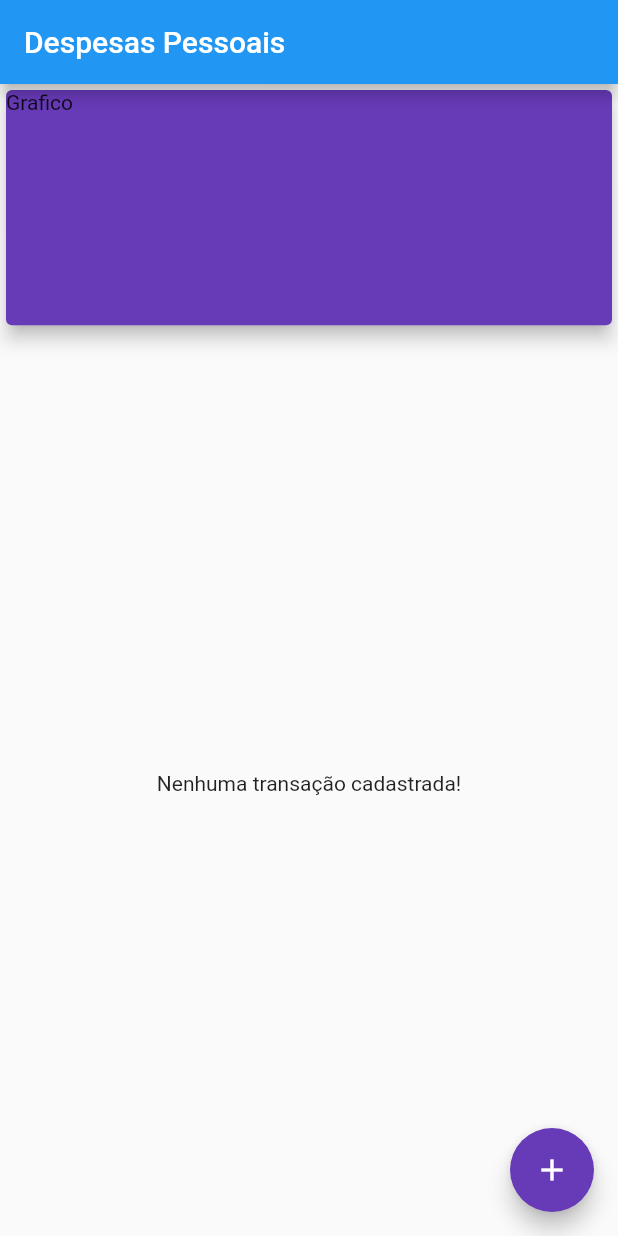
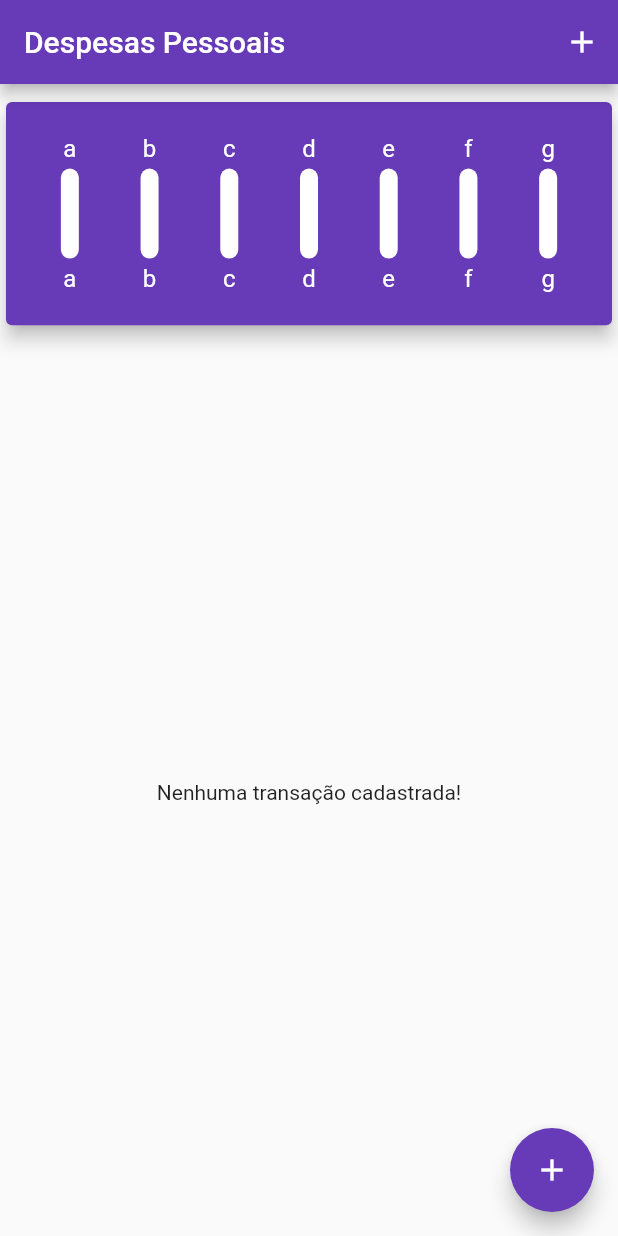
Before and after one commit to fre200tey623/Expenses-App, a Flutter app: the screen it shows after launch, on a phone screen of 412 x 824 dp. Run offline on Flutter 3.47's test engine with Material 2 defaults, Android fonts, the phone set to English and light mode, and no system bars.

Commit message:
Main atualizado

```diff
--- a/lib/main.dart
+++ b/lib/main.dart
@@ -1,20 +1,34 @@
 import 'dart:math';
-
+import './card.dart';
 import 'package:expenses_project/models/transaction.dart';
 import 'package:flutter/material.dart';
 import 'package:intl/intl.dart';
 import './form.dart';
 import './transaction_list.dart';
+import 'package:flutter_localizations/flutter_localizations.dart';
 
 void main() {
   runApp(MyApp());
 }
 
 class MyApp extends StatelessWidget {
+  final ThemeData tema = ThemeData();
   @override
   Widget build(BuildContext context) {
     return MaterialApp(
+      supportedLocales: const [
+        Locale('pt', 'BR'),
+      ],
+      localizationsDelegates: const [
+        GlobalMaterialLocalizations.delegate,
+        GlobalWidgetsLocalizations.delegate,
+      ],
       home: MyHomePage(),
+      theme: tema.copyWith(
+        colorScheme: tema.colorScheme.copyWith(
+          primary: Colors.deepPurple,
+        ),
+      ),
     );
   }
 }
@@ -25,10 +39,14 @@ class MyHomePage extends StatefulWidget {
 }
 
 class _MyHomePageState extends State<MyHomePage> {
-
   final transaction = [];
+  bool error = false;
 
   void addTransaction(String title, double value) {
+    if (title.isEmpty || value <= 0) {
+      return;
+    }
+
     final newTransaction = Transaction(
         id: Random().nextDouble().toString(),
         title: title,
@@ -44,21 +62,39 @@ class _MyHomePageState extends State<MyHomePage> {
   Widget build(BuildContext context) {
     return Scaffold(
       appBar: AppBar(
+        backgroundColor: Theme.of(context).colorScheme.primary,
         title: const Text("Despesas Pessoais"),
+        actions: [
+          IconButton(
+            onPressed: () {
+              showModalBottomSheet(
+                isScrollControlled: true,
+                context: context,
+                backgroundColor: Colors.transparent,
+                builder: (BuildContext context) {
+                  return Container(
+                    height: MediaQuery.of(context).size.height * 0.8,
+                    child: FormWidget(
+                        changeTransaction: addTransaction, error: error),
+                  );
+                },
+              );
+            },
+            icon: const Icon(Icons.add),
+          )
+        ],
       ),
       body: Column(
         crossAxisAlignment: CrossAxisAlignment.stretch,
         children: [
-          SizedBox(
-            height: MediaQuery.of(context).size.height * 0.2,
-            child: const Card(
-              elevation: 5,
-              color: Colors.deepPurple,
-              child: Text("Grafico"),
-            ),
-          ),
-          transaction.length == 0 ? Container(child: Expanded(child: Center(child: const Text("Nenhuma transação cadastrada!")))) :
-          Transaction_List(transaction: transaction.cast<Transaction>())
+          CardWidget(),
+          SizedBox(height: 12),
+          transaction.isEmpty
+              ? Container(
+                  child: const Expanded(
+                      child:
+                          Center(child: Text("Nenhuma transação cadastrada!"))))
+              : Transaction_List(transaction: transaction.cast<Transaction>())
         ],
       ),
       floatingActionButton: FloatingActionButton(
@@ -72,11 +108,11 @@ class _MyHomePageState extends State<MyHomePage> {
             builder: (BuildContext context) {
               return Container(
                 height: MediaQuery.of(context).size.height * 0.8,
-                child: FormWidget( changeTransaction: addTransaction
-                    ),
+                child:
+                    FormWidget(changeTransaction: addTransaction, error: error),
               );
             },
-          )
+          ),
         },
       ),
     );
```
